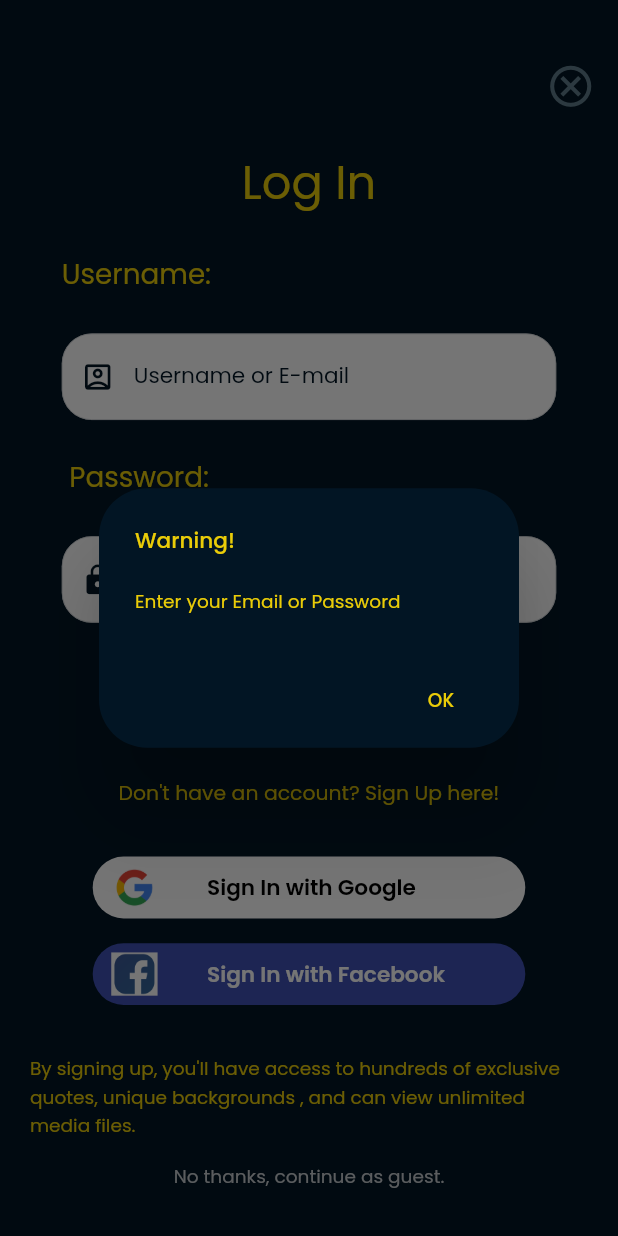
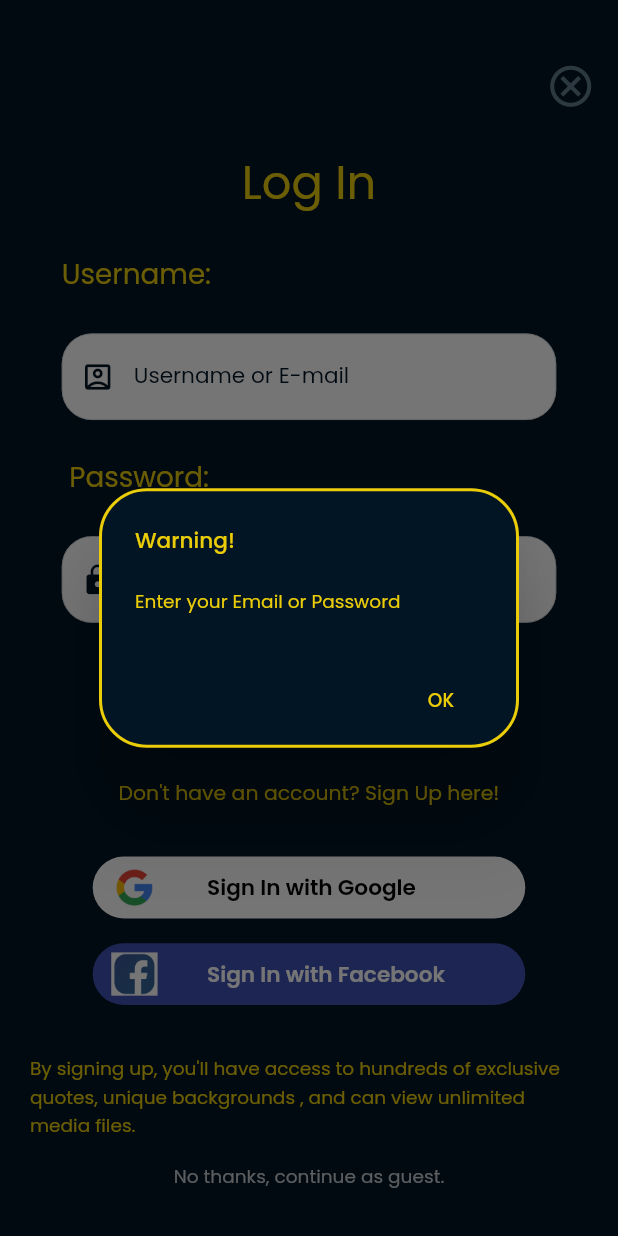
Before and after one commit to hamzaubit/daytofortune_app, a Flutter app: the signInScreen screen opened directly, after a tap on "Sign In", on a phone screen of 412 x 824 dp. Run offline on Flutter 3.47's test engine with Material 2 defaults, Android fonts, the phone set to English and light mode, and no system bars; our stand-ins replace google_fonts, transparent_image.

Commit message:
initial commit

```diff
--- a/lib/views/drawerMenu/signInScreen.dart
+++ b/lib/views/drawerMenu/signInScreen.dart
@@ -142,6 +142,7 @@ class _signInScreenState extends State<signInScreen> {
                             return Expanded(
                               child: AlertDialog(
                                 shape: RoundedRectangleBorder(
+                                  side: BorderSide(color: secondaryThemeColor,width: 2),
                                     borderRadius: BorderRadius.all(Radius.circular(32.0))),
                                 backgroundColor: Color(0xff021524),
                                 title: Text('Warning!',style: GoogleFonts.poppins(color: secondaryThemeColor,fontSize: SizeConfig.blockSizeHorizontal! * 3.5),),
```
Also changed, not shown: lib/main.dart (+7 -1 lines).
